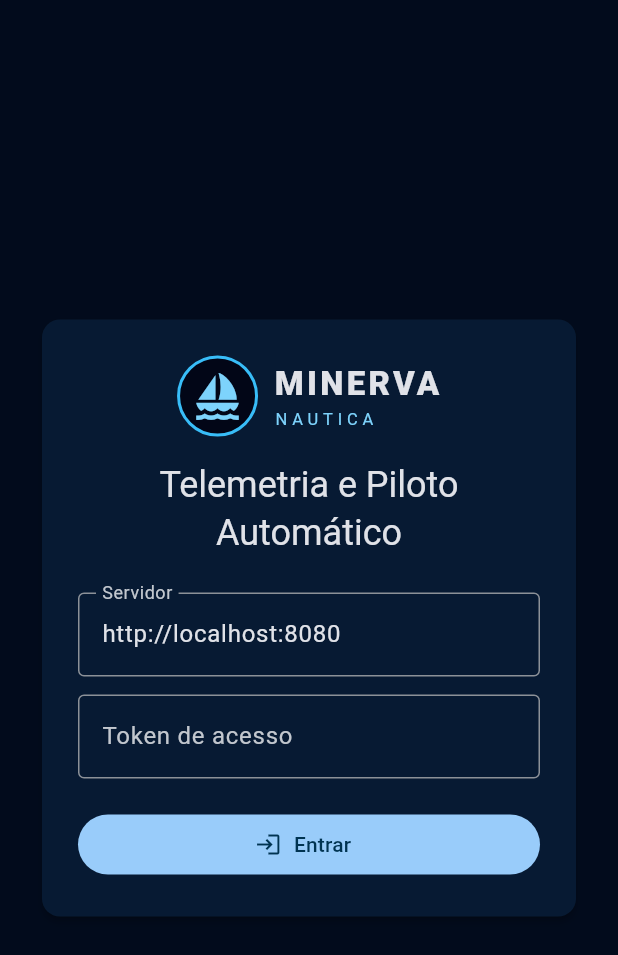
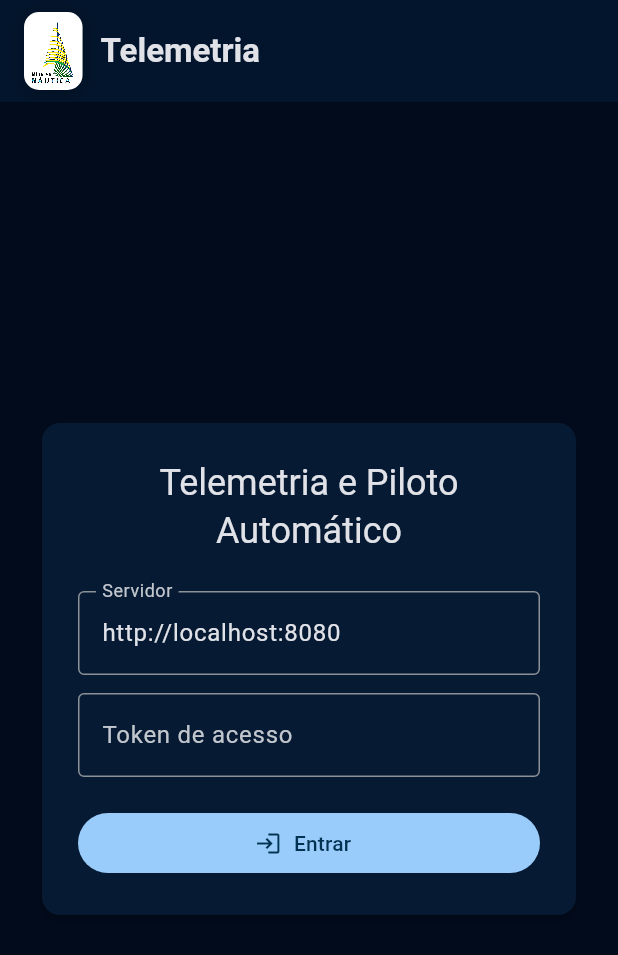
Before and after one commit to mari-2215/telemetria-minerva, a Flutter app: the screen it shows after launch, on a phone screen of 412 x 824 dp. Shown: the top 955 px of the screen. Run offline on Flutter 3.47's test engine with Material 3 defaults, Android fonts, the phone set to English and light mode, and no system bars; our stand-ins replace flutter_map, latlong2, shared_preferences, web, webview_flutter; missing offline and left inert: model_viewer_plus.

Commit message:
feat: add branded real-time 3D tug telemetry

```diff
--- a/app/lib/screens/fleet_screen.dart
+++ b/app/lib/screens/fleet_screen.dart
@@ -29,7 +29,8 @@ class _FleetScreenState extends State<FleetScreen> {
   Widget build(BuildContext context) {
     return Scaffold(
       appBar: AppBar(
-        title: const MinervaLogo(compact: true),
+        toolbarHeight: 68,
+        title: const MinervaAppBarTitle(title: 'Frota'),
         actions: [IconButton(onPressed: _refresh, icon: const Icon(Icons.refresh)), IconButton(onPressed: widget.onLogout, icon: const Icon(Icons.logout))],
       ),
       body: FutureBuilder<List<BoatSummary>>(
--- a/app/lib/screens/login_screen.dart
+++ b/app/lib/screens/login_screen.dart
@@ -37,6 +37,11 @@ class _LoginScreenState extends State<LoginScreen> {
   @override
   Widget build(BuildContext context) {
     return Scaffold(
+      appBar: AppBar(
+        automaticallyImplyLeading: false,
+        toolbarHeight: 68,
+        title: const MinervaAppBarTitle(title: 'Telemetria'),
+      ),
       body: Center(
         child: ConstrainedBox(
           constraints: const BoxConstraints(maxWidth: 440),
@@ -49,8 +54,6 @@ class _LoginScreenState extends State<LoginScreen> {
                   mainAxisSize: MainAxisSize.min,
                   crossAxisAlignment: CrossAxisAlignment.stretch,
                   children: [
-                    const Center(child: MinervaLogo()),
-                    const SizedBox(height: 16),
                     Text('Telemetria e Piloto Automático', style: Theme.of(context).textTheme.headlineSmall, textAlign: TextAlign.center),
                     const SizedBox(height: 24),
                     TextField(controller: _server, decoration: const InputDecoration(labelText: 'Servidor', border: OutlineInputBorder())),
--- a/app/lib/screens/mission_planner_screen.dart
+++ b/app/lib/screens/mission_planner_screen.dart
@@ -4,6 +4,7 @@ import 'package:latlong2/latlong.dart';
 
 import '../api_client.dart';
 import '../models.dart';
+import '../widgets/minerva_logo.dart';
 
 class MissionPlannerScreen extends StatefulWidget {
   const MissionPlannerScreen({
@@ -72,7 +73,10 @@ class _MissionPlannerScreenState extends State<MissionPlannerScreen> {
   Widget build(BuildContext context) {
     final center = widget.initialPosition ?? const LatLng(-22.8622, -43.2302);
     return Scaffold(
-      appBar: AppBar(title: Text('Rotas · ${widget.boatId}')),
+      appBar: AppBar(
+        toolbarHeight: 68,
+        title: MinervaAppBarTitle(title: 'Rotas · ${widget.boatId}'),
+      ),
       body: ListView(
         padding: const EdgeInsets.all(12),
         children: [
--- a/app/lib/screens/telemetry_screen.dart
+++ b/app/lib/screens/telemetry_screen.dart
@@ -7,6 +7,7 @@ import 'package:latlong2/latlong.dart';
 import '../api_client.dart';
 import '../models.dart';
 import '../widgets/boat_attitude_view.dart';
+import '../widgets/minerva_logo.dart';
 import 'mission_planner_screen.dart';
 
 class TelemetryScreen extends StatefulWidget {
@@ -73,7 +74,8 @@ class _TelemetryScreenState extends State<TelemetryScreen> {
     final telemetry = _telemetry;
     return Scaffold(
       appBar: AppBar(
-        title: Text(widget.boatId),
+        toolbarHeight: 68,
+        title: MinervaAppBarTitle(title: widget.boatId),
         actions: [
           IconButton(onPressed: _openPlanner, tooltip: 'Planejar rota', icon: const Icon(Icons.route)),
           IconButton(onPressed: _load, tooltip: 'Atualizar', icon: const Icon(Icons.refresh)),
--- /dev/null
+++ b/app/lib/widgets/boat_attitude_web_stub.dart
@@ -0,0 +1 @@
+void updateWebModelOrientation(String elementId, String orientation) {}
--- a/app/lib/widgets/minerva_logo.dart
+++ b/app/lib/widgets/minerva_logo.dart
@@ -6,27 +6,45 @@ class MinervaLogo extends StatelessWidget {
 
   @override
   Widget build(BuildContext context) {
+    return Container(
+      padding: EdgeInsets.all(compact ? 3 : 10),
+      decoration: BoxDecoration(
+        color: Colors.white,
+        borderRadius: BorderRadius.circular(compact ? 10 : 18),
+        boxShadow: const [
+          BoxShadow(color: Colors.black26, blurRadius: 8, offset: Offset(0, 2)),
+        ],
+      ),
+      child: Image.asset(
+        'assets/images/minerva_nautica.png',
+        height: compact ? 46 : 150,
+        fit: BoxFit.contain,
+        filterQuality: FilterQuality.high,
+        semanticLabel: 'Minerva Náutica',
+      ),
+    );
+  }
+}
+
+class MinervaAppBarTitle extends StatelessWidget {
+  const MinervaAppBarTitle({super.key, required this.title});
+
+  final String title;
+
+  @override
+  Widget build(BuildContext context) {
     return Row(
       mainAxisSize: MainAxisSize.min,
       children: [
-        Container(
-          width: compact ? 34 : 54,
-          height: compact ? 34 : 54,
-          decoration: BoxDecoration(
-            shape: BoxShape.circle,
-            color: const Color(0xFF020617),
-            border: Border.all(color: const Color(0xFF38BDF8), width: 2),
+        const MinervaLogo(compact: true),
+        const SizedBox(width: 12),
+        Flexible(
+          child: Text(
+            title,
+            maxLines: 1,
+            overflow: TextOverflow.ellipsis,
+            style: const TextStyle(fontWeight: FontWeight.w700),
           ),
-          child: Icon(Icons.sailing, size: compact ? 22 : 34, color: const Color(0xFF7DD3FC)),
-        ),
-        const SizedBox(width: 10),
-        Column(
-          mainAxisSize: MainAxisSize.min,
-          crossAxisAlignment: CrossAxisAlignment.start,
-          children: [
-            Text('MINERVA', style: TextStyle(fontWeight: FontWeight.w900, letterSpacing: compact ? 1.2 : 2.2, fontSize: compact ? 15 : 22)),
-            Text('NAUTICA', style: TextStyle(color: const Color(0xFF7DD3FC), letterSpacing: compact ? 2.0 : 3.2, fontSize: compact ? 8 : 11)),
-          ],
         ),
       ],
     );
```
Also changed, not shown: app/lib/widgets/boat_attitude_view.dart (+150 -68 lines), app/lib/widgets/boat_attitude_web.dart (added, +7 -0 lines), app/pubspec.yaml (+7 -0 lines), app/assets/images/minerva_nautica.png (added), 6 other files.
